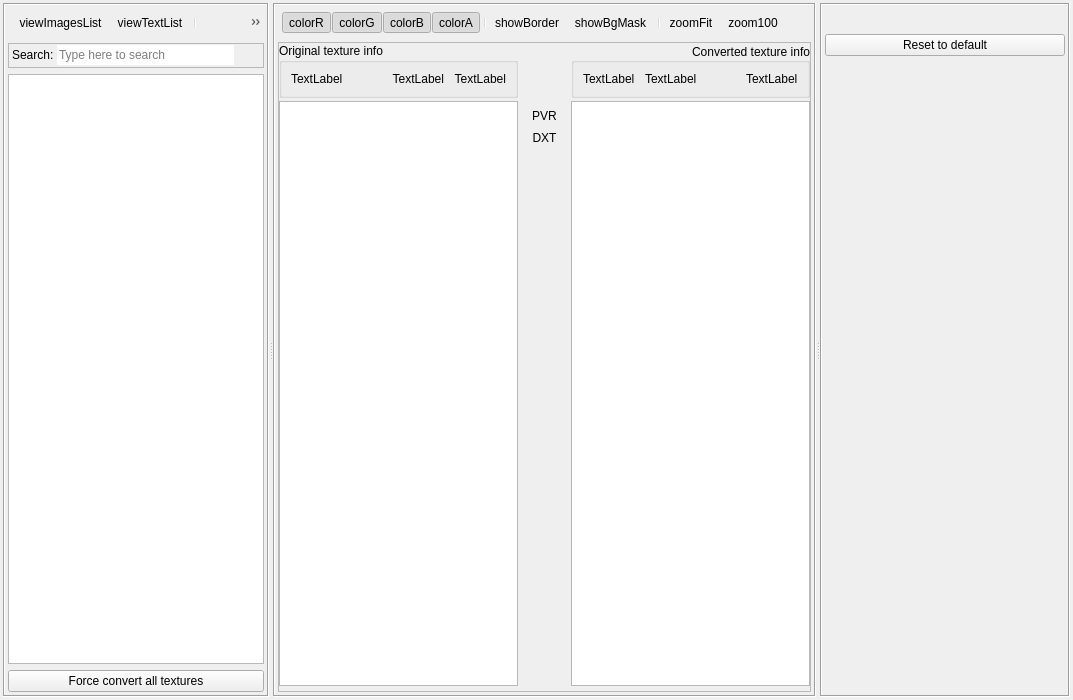
xaoctech/dava.engine, file Tools/ResourceEditor/DataQt/texturebrowser.ui: the form before one commit.
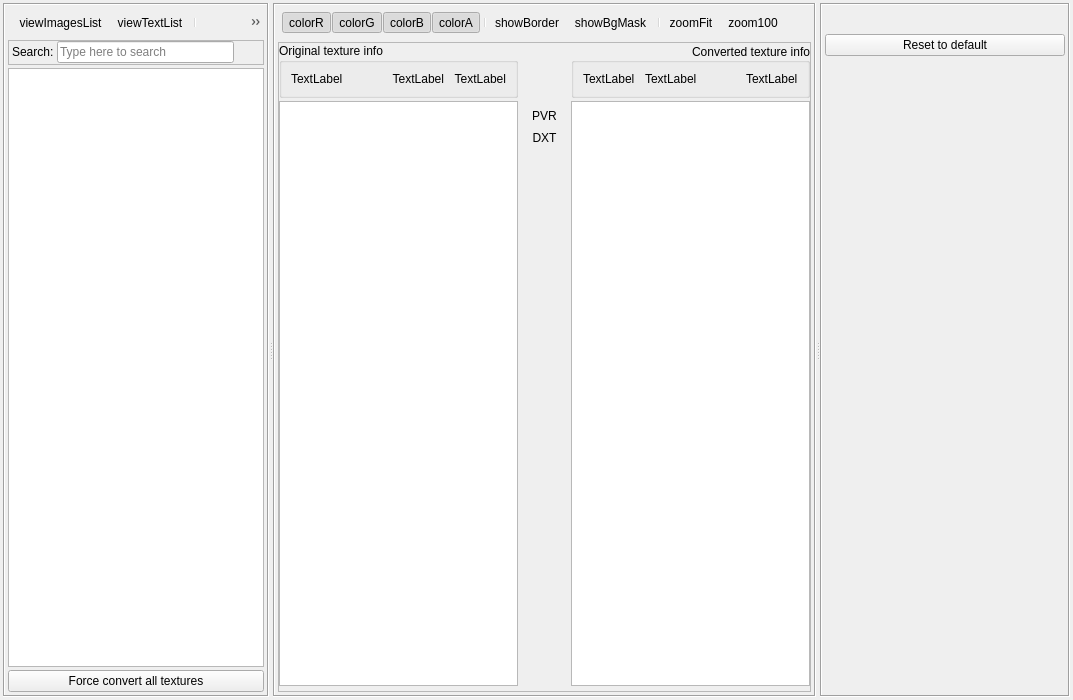
The form after the commit. Icons and pictures are not drawn. Custom widgets are drawn as their Qt base class.

Commit message: [DF-1159] Fixed redo for clone command.

The edit to the form file:
```diff
--- a/Tools/ResourceEditor/DataQt/texturebrowser.ui
+++ b/Tools/ResourceEditor/DataQt/texturebrowser.ui
@@ -64,6 +64,9 @@
        <enum>QFrame::Sunken</enum>
       </property>
       <layout class="QVBoxLayout" name="verticalLayout">
+       <property name="spacing">
+        <number>3</number>
+       </property>
        <property name="margin">
         <number>3</number>
        </property>
@@ -133,9 +136,6 @@
             <property name="statusTip">
              <string/>
             </property>
-            <property name="frame">
-             <bool>false</bool>
-            </property>
             <property name="placeholderText">
              <string>Type here to search</string>
             </property>
```
The commit also changes 1 other file.
